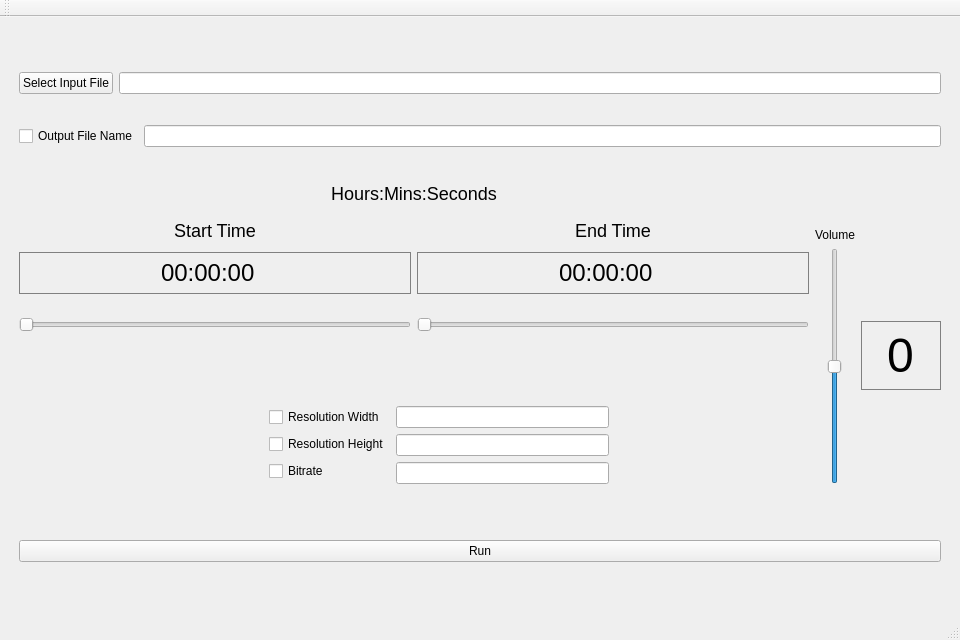
The window that gui.ui (KnoBuddy/videoeditor) describes before a commit, drawn with Qt 5.
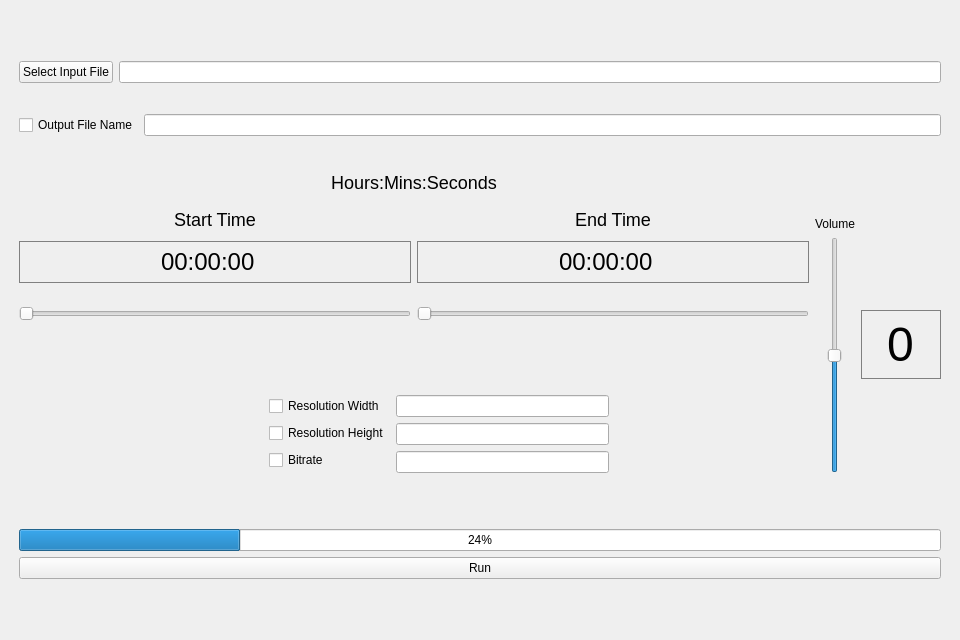
The same window after the commit.

```diff
--- a/gui.ui
+++ b/gui.ui
@@ -436,23 +436,18 @@
          </item>
         </layout>
        </item>
+       <item row="3" column="0">
+        <widget class="QProgressBar" name="progressBar">
+         <property name="value">
+          <number>24</number>
+         </property>
+        </widget>
+       </item>
       </layout>
      </widget>
     </item>
    </layout>
   </widget>
-  <widget class="QStatusBar" name="statusbar"/>
-  <widget class="QToolBar" name="toolBar">
-   <property name="windowTitle">
-    <string>toolBar</string>
-   </property>
-   <attribute name="toolBarArea">
-    <enum>TopToolBarArea</enum>
-   </attribute>
-   <attribute name="toolBarBreak">
-    <bool>false</bool>
-   </attribute>
-  </widget>
  </widget>
  <resources>
   <include location="fonts.qrc"/>
```
Left out of the diff: 2 changed lines with no effect on the pictures.
